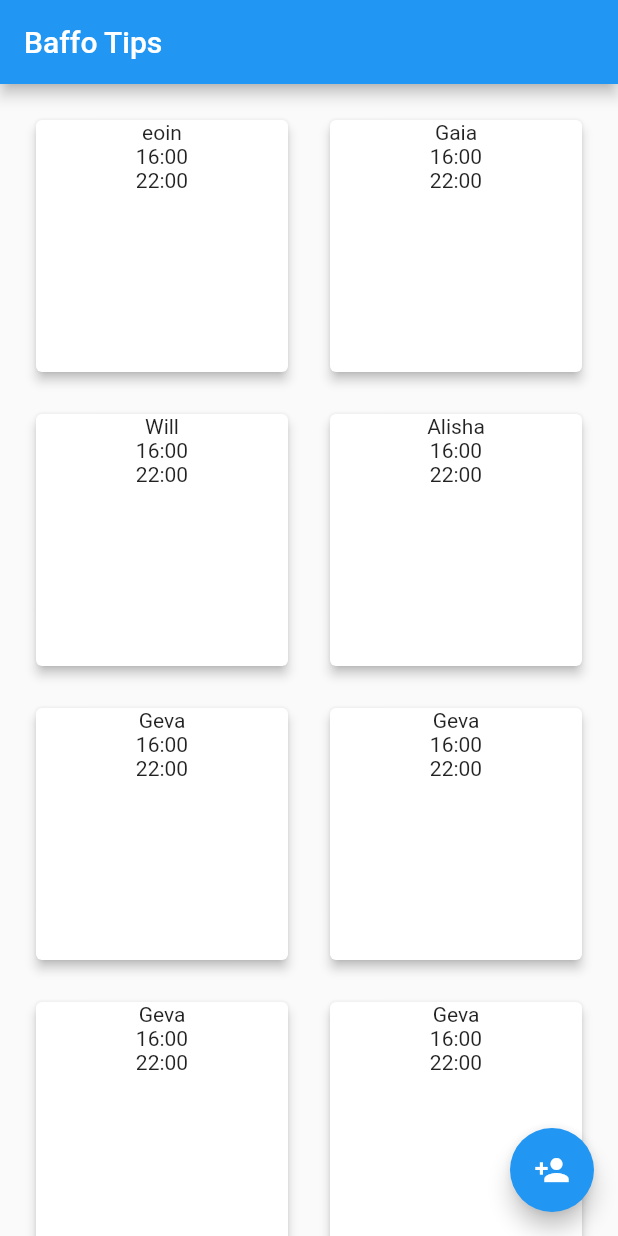
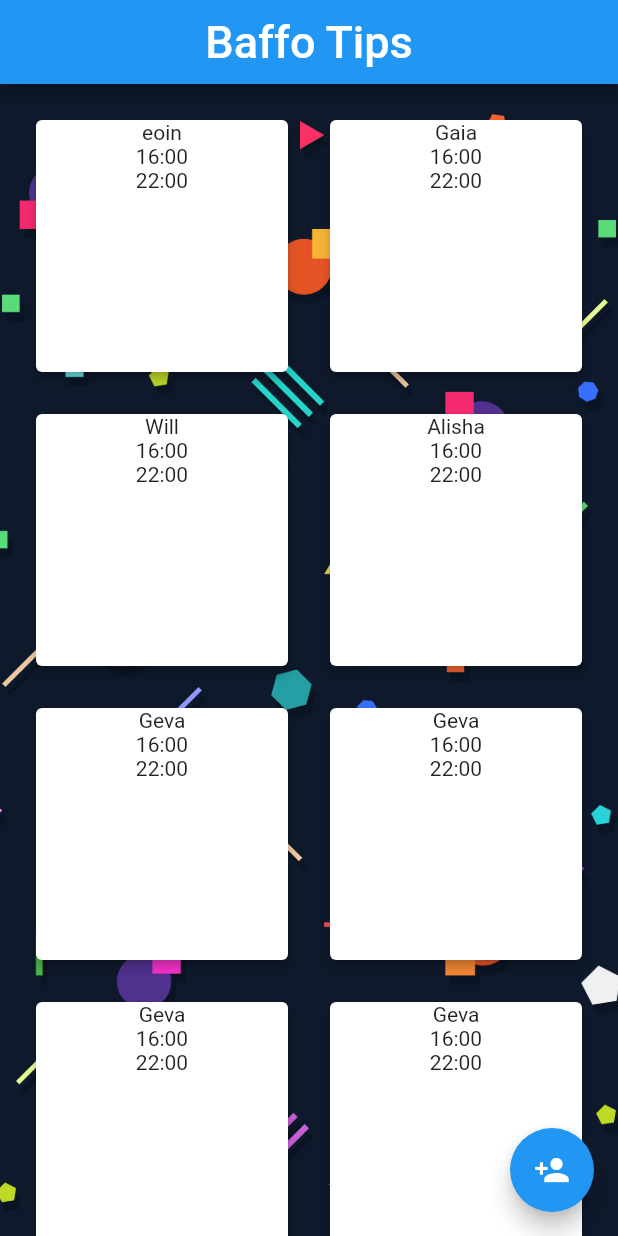
Before and after one commit to Eoin-McMahon/Baffo_Tips, a Flutter app: the screen it shows after launch, on a phone screen of 412 x 824 dp. Run offline on Flutter 3.47's test engine with Material 2 defaults, Android fonts, the phone set to English and light mode, and no system bars.

Commit message:
fixed grid view and added background image

```diff
--- a/lib/home_page.dart
+++ b/lib/home_page.dart
@@ -81,12 +81,22 @@ class _HomePageState extends State<HomePage>
     }
     return Scaffold(
       appBar: AppBar(
-        title: Text("Baffo Tips",
-        style: TextStyle(
+        title: Center(
+          child: Text("Baffo Tips",
+          style: TextStyle(fontSize: 30.0,
           color: Colors.white),
-        ),
+        ),),
       ),
-      body: TheGridView().build(),
+      body: Container(
+        decoration: BoxDecoration(
+          image: DecorationImage(
+            image: AssetImage("assets/geometry-abstract-4k-1y.jpg"),
+            fit: BoxFit.cover,
+
+          ),
+      ),
+      child:  TheGridView().build(),
+      ),
       floatingActionButton: FloatingActionButton(
         child: Icon(Icons.person_add),
       onPressed: (){
--- a/pubspec.yaml
+++ b/pubspec.yaml
@@ -44,8 +44,8 @@ flutter:
   uses-material-design: true
 
   # To add assets to your application, add an assets section, like this:
-  # assets:
-  #  - images/a_dot_burr.jpeg
+  assets:
+    - assets/geometry-abstract-4k-1y.jpg
   #  - images/a_dot_ham.jpeg
 
   # An image asset can refer to one or more resolution-specific "variants", see
```
Also changed, not shown: assets/geometry-abstract-4k-1y.jpg (added), 35 other files.
